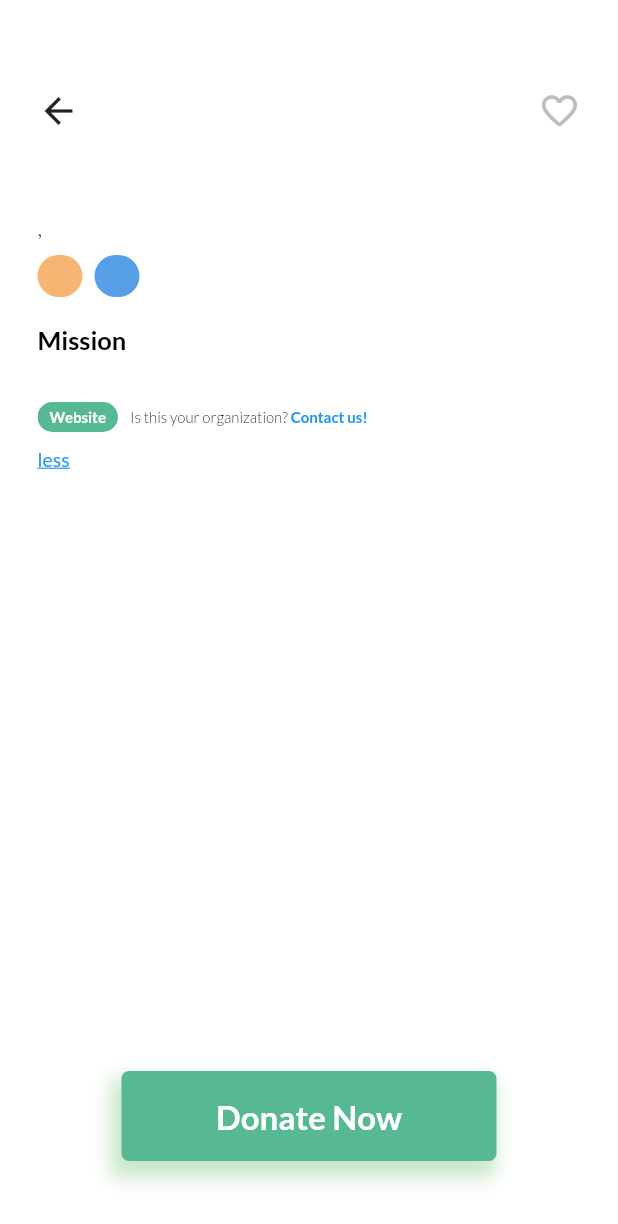
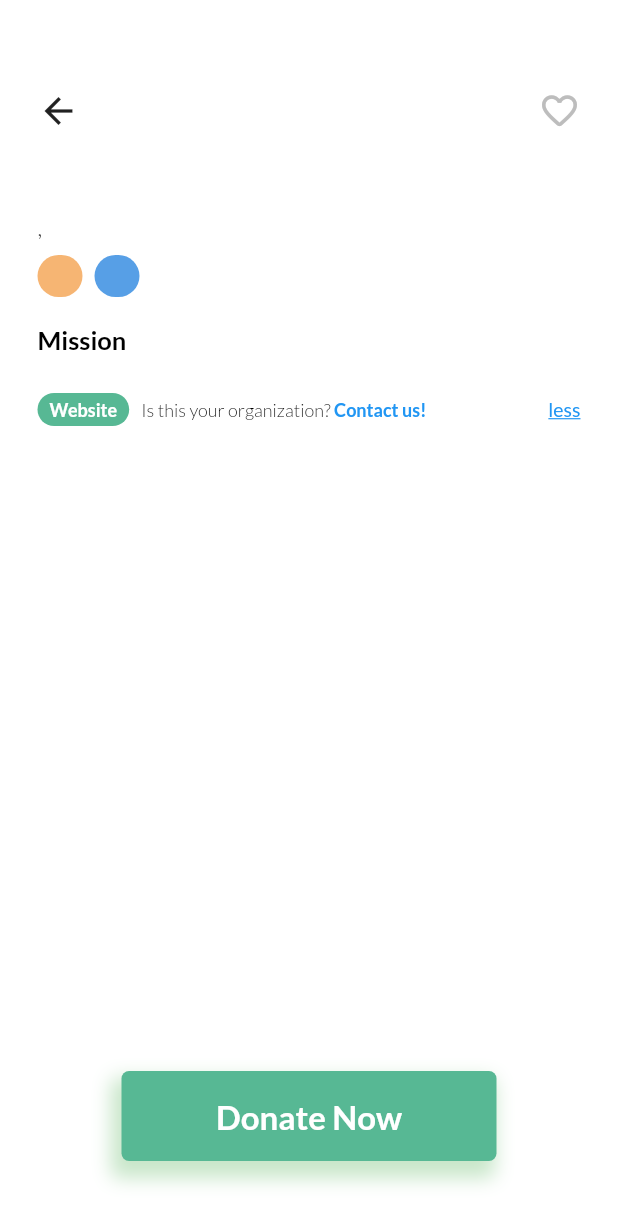
Before and after one commit to luggy-wuggy/flutter_charity_app, a Flutter app: the CharityPage screen opened directly with empty values, after a tap on "more", on a phone screen of 412 x 824 dp. Shown: the top 1224 px of the screen. Run offline on Flutter 3.47's test engine with Material 2 defaults, Android fonts, the phone set to English and light mode, and no system bars; our stand-ins replace cloud_firestore, firebase_auth, firebase_core, flutter_svg, get, google_fonts and 2 more; accounts and stored records are empty; network calls fail.

Commit message:
charity mission ui

```diff
--- a/charity/lib/widgets/details_widgets/charity_mission.dart
+++ b/charity/lib/widgets/details_widgets/charity_mission.dart
@@ -14,47 +14,11 @@ class CharityMission extends StatefulWidget {
   State<CharityMission> createState() => _CharityMissionState();
 }
 
-class _CharityMissionState extends State<CharityMission>
-    with TickerProviderStateMixin<CharityMission> {
-  late AnimationController _controller;
-  late Animation<double> _animation;
-  late String firstHalf;
-  late String secondHalf;
-
-  @override
-  void initState() {
-    super.initState();
-    _seperateText();
-    _controller = AnimationController(
-      vsync: this,
-      duration: const Duration(milliseconds: 500),
-    );
-    _animation = CurvedAnimation(
-      parent: _controller,
-      curve: Curves.easeInOutBack,
-    );
-  }
-
-  _seperateText() {
-    if (widget.mission.length > 200) {
-      firstHalf = widget.mission.substring(0, 200) + "...";
-      secondHalf = widget.mission.substring(200, widget.mission.length);
-    } else {
-      firstHalf = widget.mission;
-      secondHalf = "";
-    }
-  }
-
+class _CharityMissionState extends State<CharityMission> {
   _toggleContainer() {
-    print(_animation.status);
     setState(() {
       widget.isExpanded = !widget.isExpanded;
     });
-    if (_animation.status != AnimationStatus.completed) {
-      _controller.forward();
-    } else {
-      _controller.animateBack(0, duration: const Duration(seconds: 1));
-    }
   }
 
   @override
@@ -74,106 +38,84 @@ class _CharityMissionState extends State<CharityMission>
               ),
             ),
           ),
-          const SizedBox(height: 5),
-          // Text(
-          //   firstHalf,
-          //   style: GoogleFonts.lato(
-          //     textStyle: const TextStyle(
-          //       color: Colors.black,
-          //       fontSize: 14,
-          //     ),
-          //   ),
-          // ),
-          SizeTransition(
-            sizeFactor: _animation,
-            axis: Axis.vertical,
-            axisAlignment: 1,
-            child: Column(
-              crossAxisAlignment: CrossAxisAlignment.start,
-              children: [
-                Text(
-                  widget.mission,
-                  style: GoogleFonts.lato(
-                    textStyle: const TextStyle(
-                      color: Colors.black,
-                      fontSize: 14,
-                    ),
+          AnimatedSize(
+            duration: Duration(milliseconds: 500),
+            alignment: Alignment.topCenter,
+            curve: Curves.easeInOutBack,
+            child: Container(
+              constraints: widget.isExpanded
+                  ? const BoxConstraints(maxHeight: double.infinity)
+                  : const BoxConstraints(maxHeight: 50),
+              child: Text(widget.mission, overflow: TextOverflow.clip),
             ),
           ),
           const SizedBox(height: 10),
           Row(
             crossAxisAlignment: CrossAxisAlignment.center,
             children: [
-                    Container(
-                      padding: const EdgeInsets.symmetric(
-                          horizontal: 8, vertical: 4),
+              AnimatedOpacity(
+                duration: Duration(milliseconds: 400),
+                curve: Curves.easeInOutSine,
+                opacity: widget.isExpanded ? 1 : 0,
+                child: AnimatedContainer(
+                  duration: const Duration(milliseconds: 400),
+                  curve: Curves.easeInOutSine,
+                  padding: EdgeInsets.symmetric(
+                    horizontal: widget.isExpanded ? 8 : 0,
+                    vertical: widget.isExpanded ? 4 : 0,
+                  ),
                   decoration: const BoxDecoration(
                     color: Color(0xFF57b894),
                     borderRadius: BorderRadius.all(
                       Radius.circular(30),
                     ),
-                        // boxShadow: [
-                        //   BoxShadow(
-                        //     blurRadius: 3,
-                        //     spreadRadius: 1,
-                        //     offset: Offset(-2, 2),
-                        //     color: Color.fromARGB(255, 214, 211, 211),
-                        //   )
-                        // ],
                   ),
-                      child: Text(
-                        "Website",
+                  child: AnimatedDefaultTextStyle(
+                    duration: Duration(milliseconds: 400),
+                    curve: Curves.easeInOutSine,
                     style: GoogleFonts.lato(
                       color: Colors.white,
-                          fontSize: 10,
+                      fontSize: widget.isExpanded ? 12 : 0,
                       fontWeight: FontWeight.w600,
+                    ),
+                    child: const Text("Website"),
                   ),
                 ),
               ),
               const SizedBox(width: 8),
-                    Text(
-                      "Is this your organization? ",
+              AnimatedOpacity(
+                duration: Duration(milliseconds: 400),
+                opacity: widget.isExpanded ? 1 : 0,
+                curve: Curves.easeInOutSine,
+                child: AnimatedDefaultTextStyle(
+                  duration: Duration(milliseconds: 400),
+                  curve: Curves.easeInOutSine,
                   style: GoogleFonts.lato(
                     color: Colors.black,
-                        fontSize: 10,
+                    fontSize: widget.isExpanded ? 12 : 0,
                     fontWeight: FontWeight.w300,
                   ),
+                  child: Text(
+                    "Is this your organization? ",
                   ),
-                    Text(
-                      "Contact us!",
+                ),
+              ),
+              AnimatedOpacity(
+                duration: Duration(milliseconds: 400),
+                opacity: widget.isExpanded ? 1 : 0,
+                curve: Curves.easeInOutSine,
+                child: AnimatedDefaultTextStyle(
+                  duration: Duration(milliseconds: 400),
+                  curve: Curves.easeInOutSine,
                   style: GoogleFonts.lato(
                     color: Colors.blue,
-                        fontSize: 10,
+                    fontSize: widget.isExpanded ? 12 : 0,
                     fontWeight: FontWeight.w600,
                   ),
-                    )
-                  ],
-                ),
-              ],
+                  child: Text("Contact us!"),
                 ),
               ),
-          SizedBox(
-            height: 10,
-          ),
-          // AnimatedSize(
-          //   duration: const Duration(milliseconds: 500),
-          //   child: ConstrainedBox(
-          //     constraints: widget.isExpanded
-          //         ? new BoxConstraints()
-          //         : new BoxConstraints(maxHeight: 50.0),
-          //     child: Text(
-          //       widget.mission,
-          //       style: GoogleFonts.lato(
-          //         textStyle: const TextStyle(
-          //           color: Colors.black,
-          //           fontSize: 14,
-          //         ),
-          //       ),
-          //       softWrap: true,
-          //       overflow: TextOverflow.ellipsis,
-          //     ),
-          //   ),
-          // ),
+              const Spacer(),
               GestureDetector(
                 onTap: () {
                   _toggleContainer();
@@ -191,6 +133,8 @@ class _CharityMissionState extends State<CharityMission>
               ),
             ],
           ),
+        ],
+      ),
     );
   }
 }
```
Also changed, not shown: charity/pubspec.lock. Lines whose indentation alone changed are shown as unchanged.
